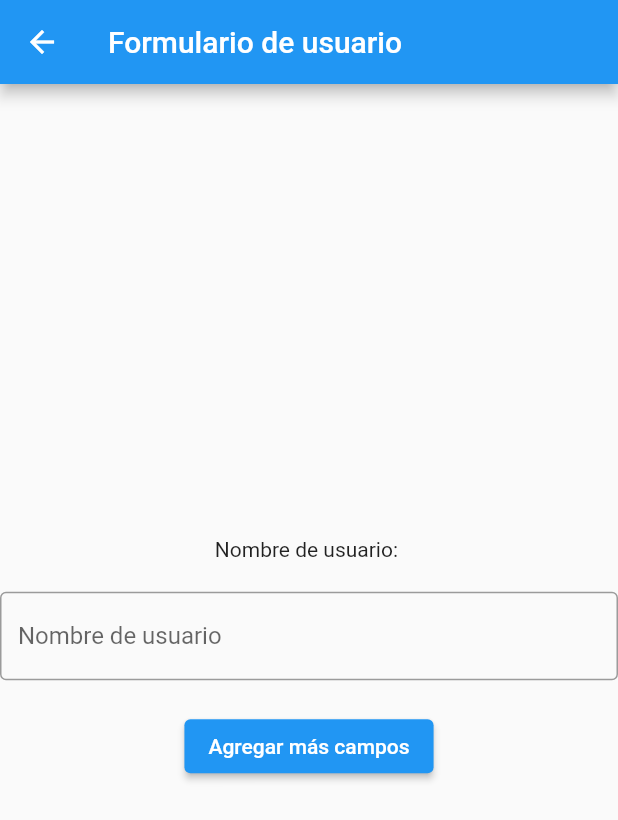
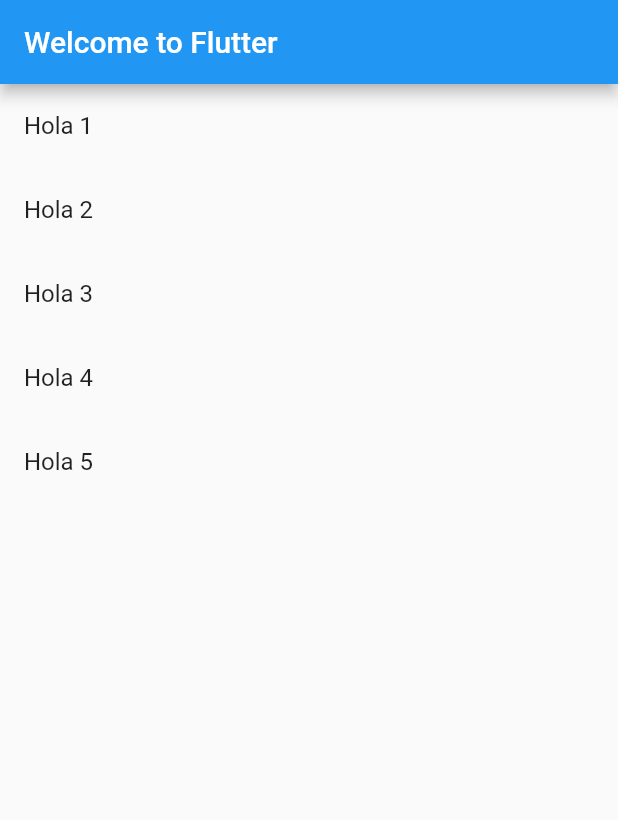
Before and after one commit to AleFlores15/Flutter-To-Do-List, a Flutter app: the screen it shows after launch, after a tap on "Login", on a phone screen of 412 x 824 dp. Shown: the top 820 px of the screen. Run offline on Flutter 3.47's test engine with Material 2 defaults, Android fonts, the phone set to English and light mode, and no system bars.

Commit message:
home created

```diff
--- a/lib/screens/home.dart
+++ b/lib/screens/home.dart
@@ -1,74 +1,19 @@
 import 'package:flutter/material.dart';
-import 'package:flutter_bloc/flutter_bloc.dart';
+import 'package:flutter_to_do_list/screens/tareas.dart';
 
-// 1. Definir el estado
-class UsernameFormState {
-  final String username;
+void main() => runApp(HomeScreen());
 
-  UsernameFormState({required this.username});
-}
-
-// 2. Crear el Cubit
-class UsernameFormCubit extends Cubit<UsernameFormState> {
-  UsernameFormCubit() : super(UsernameFormState(username: ''));
-
-  void setUsername(String username) {
-    final currentState = state;
-    final newState = UsernameFormState(username: username);
-    emit(newState);
-  }
-}
-
-// 3. Construir la interfaz de usuario
-class UsernameForm extends StatelessWidget {
+class HomeScreen extends StatelessWidget {
   @override
   Widget build(BuildContext context) {
-    return BlocProvider(
-      create: (_) => UsernameFormCubit(),
-      child: BlocBuilder<UsernameFormCubit, UsernameFormState>(
-        builder: (context, state) {
-          return Scaffold(
-            appBar: AppBar(
-              title: Text('Formulario de usuario'),
-            ),
-            body: Center(
-              child: Column(
-                mainAxisAlignment: MainAxisAlignment.center,
-                children: [
-                  Text('Nombre de usuario: ${state.username}'),
-                  SizedBox(height: 20),
-                  TextField(
-                    decoration: InputDecoration(
-                      border: OutlineInputBorder(),
-                      labelText: 'Nombre de usuario',
-                    ),
-                    onChanged: (value) {
-                      context.read<UsernameFormCubit>().setUsername(value);
-                    },
-                  ),
-                  SizedBox(height: 20),
-                  ElevatedButton(
-                    onPressed: () {
-                      // 4. Agregar más campos
-                      // Aquí se puede agregar lógica para agregar más campos
-                    },
-                    child: Text('Agregar más campos'),
-                  ),
-                ],
-              ),
-            ),
-          );
-        },
-      ),
+    return MaterialApp(
+      title: 'Welcome to Flutter',
+      initialRoute: Tareas.pageName,
+      routes: {
+        Tareas.pageName: ((BuildContext context)=>Tareas()),
+      },
+      home: Tareas(),
+
     );
   }
 }
-
-void main() {
-  runApp(
-    MaterialApp(
-      title: 'Formulario de usuario',
-      home: UsernameForm(),
-    ),
-  );
-}
--- a/lib/screens/login.dart
+++ b/lib/screens/login.dart
@@ -55,7 +55,7 @@ class LoginScreen extends StatelessWidget {
                   ),
                   SizedBox(height:15),
                   ElevatedButton(onPressed: () {
-                    Navigator.push(context, MaterialPageRoute(builder: (context) => UsernameForm() ));} ,child: Text("Login", style: TextStyle(fontSize: 20))),
+                    Navigator.push(context, MaterialPageRoute(builder: (context) => HomeScreen() ));} ,child: Text("Login", style: TextStyle(fontSize: 20))),
                   SizedBox(height:15),
                   Row(
 
--- /dev/null
+++ b/lib/screens/tareas.dart
@@ -0,0 +1,30 @@
+import 'package:flutter/material.dart';
+
+class Tareas extends StatelessWidget {
+  static final pageName= "tareas";
+  @override
+  Widget build(BuildContext context) {
+    return MaterialApp(
+      title: 'Welcome to chilipeppers',
+      home: Scaffold(
+        appBar: AppBar(
+          title: Text('Welcome to Flutter'),
+        ),
+        body: ListView(
+          children: _crearTarea(),
+        ),
+      ),
+    );
+  }
+
+  List<Widget> _crearTarea() {
+    List<Widget> temp= [];
+    for (var i = 0; i < 5; i++) {
+      Widget item= ListTile(
+        title: Text("Hola ${i+1}"),
+      );
+      temp.add(item);
+    }
+    return temp;
+  }
+}
```
Also changed, not shown: lib/main.dart (+0 -87 lines).
